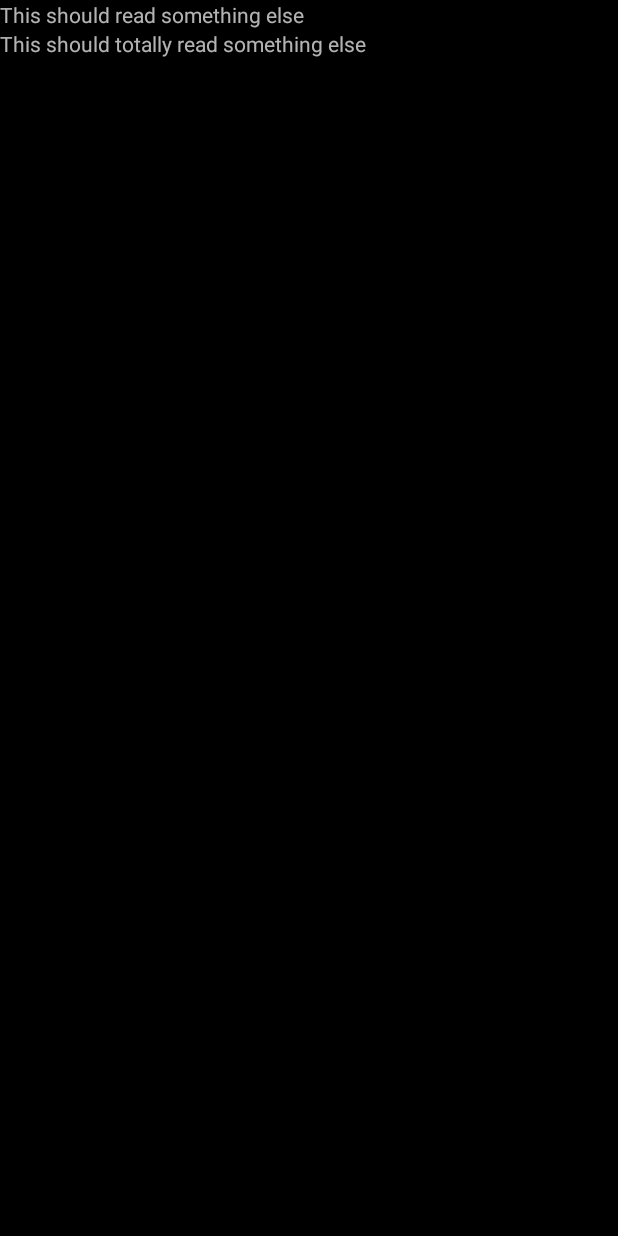
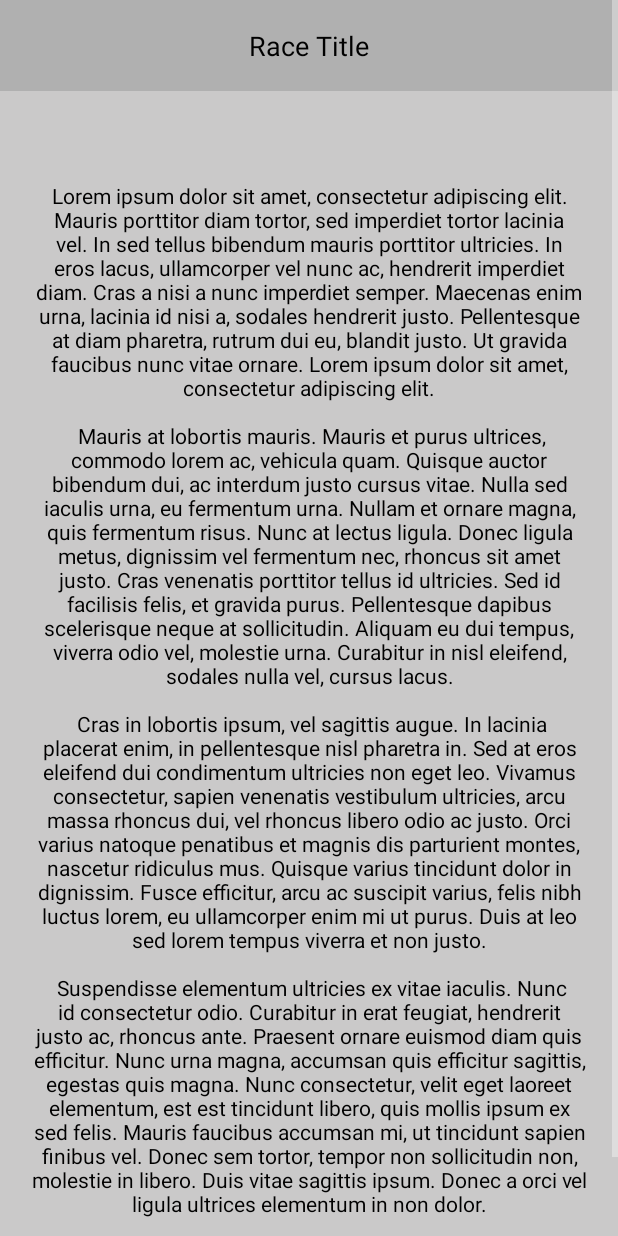
Before and after one commit to peprika/ti3-rules, an Android app: the fragment LoreFragment placed in its activity, on a phone screen of 412 x 824 dp. Run offline under Robolectric (Android 15) with nearby library versions, the phone set to English and light mode, and no system bars.

Commit message:
lore_fragment.xml layout for LoreFragment.java

```diff
--- a/app/src/main/res/layout/lore_fragment.xml
+++ b/app/src/main/res/layout/lore_fragment.xml
@@ -1,21 +1,107 @@
 <?xml version="1.0" encoding="utf-8"?>
-<TableLayout xmlns:android="http://schemas.android.com/apk/res/android"
-             android:layout_width="match_parent"
-             android:layout_height="match_parent"
-             android:background="#000000"
-             android:clickable="true">
+<ScrollView xmlns:android="http://schemas.android.com/apk/res/android"
+            android:layout_width="match_parent"
+            android:layout_height="match_parent"
+            android:background="#000000">
 
-    <TextView
-        android:id="@+id/lore_race_title"
+<TableLayout
+    android:layout_width="match_parent"
+    android:layout_height="wrap_content"
+    android:stretchColumns="2"
+    >
+
+
+    <!-- Row 1: Title TextView -->
+    <TableRow
+        android:id="@+id/tableRow1"
+        android:layout_height="wrap_content"
         android:layout_width="match_parent"
+        android:gravity="center_horizontal"
+        android:layout_weight="1">
+
+        <TextView
+            android:id="@+id/lore_page_race_title"
+            android:layout_width="match_parent"
+            android:layout_height="wrap_content"
+            android:textSize="18sp"
+            android:layout_weight="1"
+            android:text="Race Title"
+            android:gravity="center_horizontal"
+            android:padding="18dip"
+            android:background="#b0b0b0"
+            android:textColor="#000"/>
+
+    </TableRow>
+
+    <!-- Row 2: ImageView -->
+
+    <TableRow
+        android:id="@+id/tableRow2"
         android:layout_height="wrap_content"
-        android:text="This should read something else"
-        android:layout_gravity="center"/>
+        android:layout_width="match_parent"
+        android:layout_weight="1">
 
-    <TextView
-        android:id="@+id/lore_race_text"
-        android:layout_width="match_parent"
+        <ImageView
+            android:id="@+id/lore_image_view"
+            android:layout_weight="1"
+            android:background="#cac9c9"
+            android:textColor="#000000"
+            android:padding="20dip"
+            android:layout_span="2"
+            android:gravity="center"/>
+
+    </TableRow>
+
+    <!-- Row 3: Lore text -->
+
+    <TableRow
+        android:id="@+id/tableRow3"
         android:layout_height="wrap_content"
-        android:text="This should totally read something else"
-        android:layout_gravity="center"/>
+        android:layout_width="wrap_content"
+        android:layout_weight="1">
+
+        <TextView
+            android:id="@+id/lore_text"
+            android:layout_width="wrap_content"
+            android:text="@string/lorem"
+            android:layout_weight="1"
+            android:layout_span="2"
+            android:background="#cac9c9"
+            android:textColor="#000000"
+            android:padding="20dip"
+            android:gravity="center"/>
+    </TableRow>
+
+
+    <!-- Row 4: Buttons -->
+    <TableRow
+        android:id="@+id/tableRow4"
+        android:layout_height="wrap_content"
+        android:layout_width="wrap_content"
+        android:layout_weight="1">
+
+
+        <Button
+            android:id="@+id/lore_page_previous"
+            android:layout_height="wrap_content"
+            android:layout_width="wrap_content"
+            android:layout_gravity="start"
+            android:text="@string/prev"/>
+
+        <Button
+            android:id="@+id/lore_page_back"
+            android:layout_width="wrap_content"
+            android:layout_height="wrap_content"
+            android:text="@string/back_to_list"/>
+
+        <Button
+            android:id="@+id/lore_page_next"
+            android:layout_height="wrap_content"
+            android:layout_width="wrap_content"
+            android:layout_gravity="end"
+            android:text="@string/next"/>
+
+    </TableRow>
+
 </TableLayout>
+    </ScrollView>
--- a/app/src/main/res/values/strings.xml
+++ b/app/src/main/res/values/strings.xml
@@ -13,6 +13,11 @@
     <string name="about_version_info_title">Version Info</string>
     <string name="about_version_info">v1.00: Basic Rules &amp; Lore</string>
 
+    <!-- Lore page strings -->
+    <string name="prev">Prev</string>
+    <string name="next">Next</string>
+    <string name="back_to_list">Back to List</string>
+
     <!-- Race names -->
     <string-array name="RaceNames">
         <item>The Barony of Letnev</item>
@@ -26,4 +31,37 @@
         <item>The Xxcha Kingdom</item>
         <item>The Yssaril Tribes</item>
     </string-array>
+
+    <!-- Lore texts -->
+    <string name="lorem">Lorem ipsum dolor sit amet, consectetur adipiscing elit. Mauris porttitor
+        diam tortor, sed imperdiet tortor lacinia vel. In sed tellus bibendum mauris porttitor
+        ultricies. In eros lacus, ullamcorper vel nunc ac, hendrerit imperdiet diam. Cras a nisi a
+        nunc imperdiet semper. Maecenas enim urna, lacinia id nisi a, sodales hendrerit justo.
+        Pellentesque at diam pharetra, rutrum dui eu, blandit justo. Ut gravida faucibus nunc vitae
+        ornare. Lorem ipsum dolor sit amet, consectetur adipiscing elit.\n\n
+
+        Mauris at lobortis mauris. Mauris et purus ultrices, commodo lorem ac, vehicula quam.
+        Quisque auctor bibendum dui, ac interdum justo cursus vitae. Nulla sed iaculis urna, eu
+        fermentum urna. Nullam et ornare magna, quis fermentum risus. Nunc at lectus ligula.
+        Donec ligula metus, dignissim vel fermentum nec, rhoncus sit amet justo. Cras venenatis
+        porttitor tellus id ultricies. Sed id facilisis felis, et gravida purus. Pellentesque
+        dapibus scelerisque neque at sollicitudin. Aliquam eu dui tempus, viverra odio vel,
+        molestie urna. Curabitur in nisl eleifend, sodales nulla vel, cursus lacus.\n\n
+
+Cras in lobortis ipsum, vel sagittis augue. In lacinia placerat enim, in pellentesque nisl
+        pharetra in. Sed at eros eleifend dui condimentum ultricies non eget leo. Vivamus
+        consectetur, sapien venenatis vestibulum ultricies, arcu massa rhoncus dui, vel rhoncus
+        libero odio ac justo. Orci varius natoque penatibus et magnis dis parturient montes,
+        nascetur ridiculus mus. Quisque varius tincidunt dolor in dignissim. Fusce efficitur,
+        arcu ac suscipit varius, felis nibh luctus lorem, eu ullamcorper enim mi ut purus. Duis
+        at leo sed lorem tempus viverra et non justo.\n\n
+
+Suspendisse elementum ultricies ex vitae iaculis. Nunc id consectetur odio. Curabitur in erat
+        feugiat, hendrerit justo ac, rhoncus ante. Praesent ornare euismod diam quis efficitur.
+        Nunc urna magna, accumsan quis efficitur sagittis, egestas quis magna. Nunc consectetur,
+        velit eget laoreet elementum, est est tincidunt libero, quis mollis ipsum ex sed felis.
+        Mauris faucibus accumsan mi, ut tincidunt sapien finibus vel. Donec sem tortor, tempor
+        non sollicitudin non, molestie in libero. Duis vitae sagittis ipsum. Donec a orci vel
+        ligula ultrices elementum in non dolor.</string>
+
 </resources>
```
